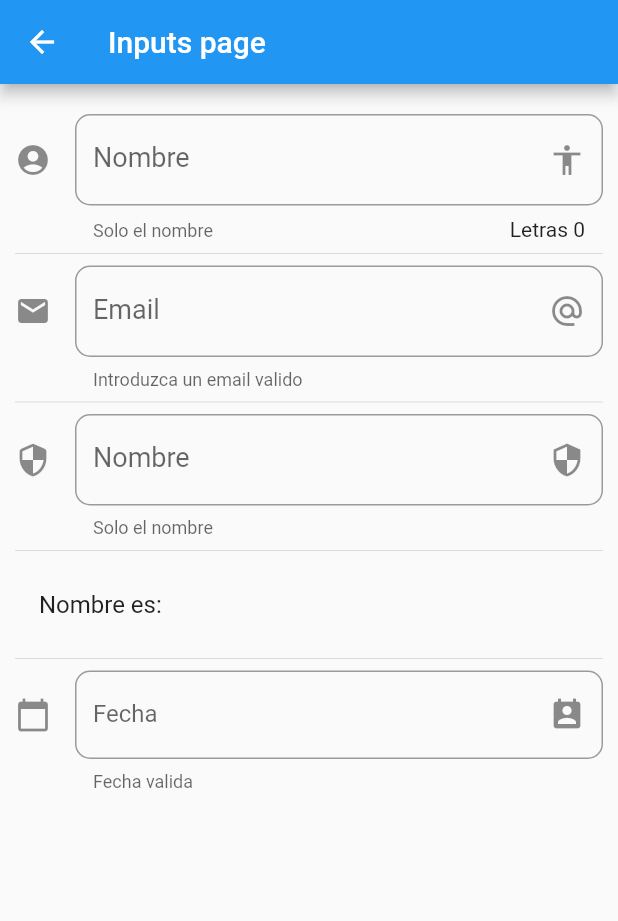
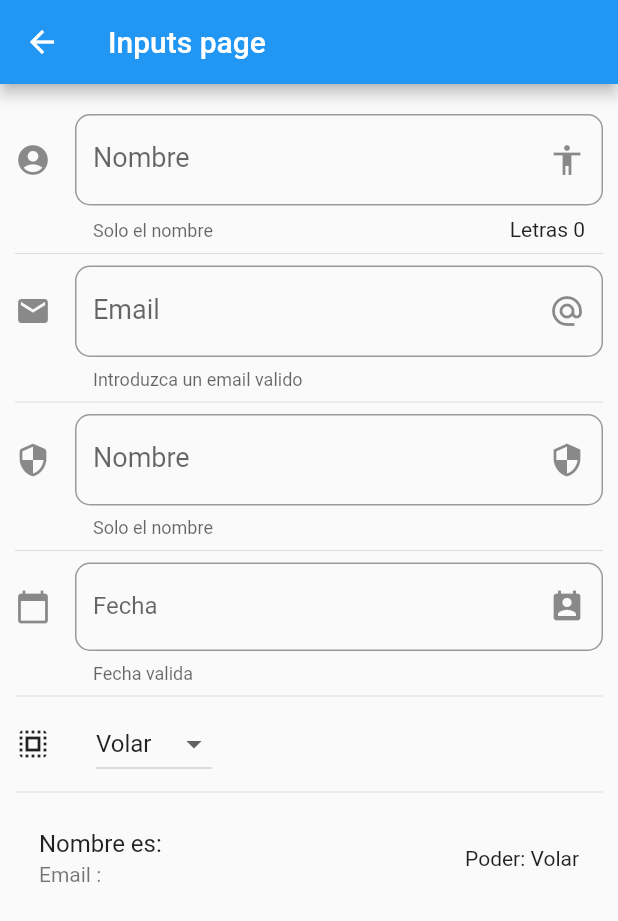
Before and after one commit to alemrn/FlutterApplications, a Flutter app: the InputPage screen opened by its route, on a phone screen of 412 x 824 dp. Shown: the top 921 px of the screen. Run offline on Flutter 3.47's test engine with Material 2 defaults, Android fonts, the phone set to English and light mode, and no system bars.

Commit message:
Cambios en Inpupt_page.dart y añadido de slider

```diff
--- a/app2samples/app2samples/data/menu_opts.json
+++ b/app2samples/app2samples/data/menu_opts.json
@@ -25,6 +25,11 @@
             "ruta" : "inputs",
             "icon" : "input",
             "texto": "Inputs"
+        },
+        {
+            "ruta" : "slider",
+            "icon" : "list",
+            "texto": "Slider"
         }
     ]
 }
--- a/app2samples/app2samples/lib/src/Pages/inpupt_page.dart
+++ b/app2samples/app2samples/lib/src/Pages/inpupt_page.dart
@@ -14,6 +14,9 @@ class _InputPageState extends State<InputPage> {
   String _password = '';
 
   String _fecha = '';
+  String _selectedOption = 'Volar';
+
+  List<String> _poderes = ['Volar', 'RayosX', 'Aliento', 'Fuerza'];
 
   TextEditingController _inputfiledDateController = new TextEditingController();
 
@@ -30,9 +33,11 @@ class _InputPageState extends State<InputPage> {
           Divider(),
           _crearPassword(),
           Divider(),
+          _crearFecha(context),
+          Divider(),
+          _crearDropDown(),
+          Divider(),
           _crearPersona(),
-          Divider(),
-          _crearFecha(context),
         ],
       ),
     );
@@ -65,7 +70,11 @@ class _InputPageState extends State<InputPage> {
   }
 
   Widget _crearPersona() {
-    return ListTile(title: Text('Nombre es: $_nombre'));
+    return ListTile(
+      title: Text('Nombre es: $_nombre'),
+      subtitle: Text('Email : $_email'),
+      trailing: Text('Poder: $_selectedOption'),
+    );
   }
 
   Widget _crearEmail() {
@@ -144,11 +153,11 @@ class _InputPageState extends State<InputPage> {
 
   void _selectDate(BuildContext context) async {
     DateTime picked = await showDatePicker(
-        context: context,
-        initialDate: new DateTime.now(),
-        firstDate: new DateTime(1990),
-        lastDate: new DateTime.now(),
-        locale: Locale('es', 'ES'));
+      context: context,
+      initialDate: new DateTime.now(),
+      firstDate: new DateTime(1990),
+      lastDate: new DateTime.now(),
+    );
 
     if (picked != null) {
       setState(() {
@@ -157,4 +166,36 @@ class _InputPageState extends State<InputPage> {
       });
     }
   }
+
+  List<DropdownMenuItem<String>> getOpcionesDropDrown() {
+    List<DropdownMenuItem<String>> lista = new List();
+
+    _poderes.forEach((poder) {
+      lista.add(DropdownMenuItem(
+        child: Text(poder),
+        value: poder,
+      ));
+    });
+    return lista;
+  }
+
+  Widget _crearDropDown() {
+    return Row(
+      children: [
+        Icon(Icons.select_all),
+        SizedBox(
+          width: 30.0,
+        ),
+        DropdownButton(
+            value: _selectedOption,
+            items: getOpcionesDropDrown(),
+            onChanged: (opt) {
+              print(opt);
+              setState(() {
+                _selectedOption = opt;
+              });
+            }),
+      ],
+    );
+  }
 }
--- a/app2samples/app2samples/lib/src/routes/routes.dart
+++ b/app2samples/app2samples/lib/src/routes/routes.dart
@@ -1,6 +1,7 @@
 import 'package:app2samples/src/Pages/animated_contained.dart';
 import 'package:app2samples/src/Pages/card_page.dart';
 import 'package:app2samples/src/Pages/inpupt_page.dart';
+import 'package:app2samples/src/Pages/slider_page.dart';
 import 'package:flutter/material.dart';
 
 import 'package:app2samples/src/Pages/HomePage.dart';
@@ -15,5 +16,6 @@ Map<String, WidgetBuilder> getApplicationRoutes() {
     'card': (BuildContext context) => CardPage(),
     'animatedContainer': (BuildContext) => AnimatedContaierPage(),
     'inputs': (BuildContext) => InputPage(),
+    'slider': (BuildContext) => SliderPage(),
   };
 }
--- a/app2samples/app2samples/lib/src/utils/icon_string_util.dart
+++ b/app2samples/app2samples/lib/src/utils/icon_string_util.dart
@@ -5,7 +5,8 @@ final _icons = <String, IconData>{
   'accessibility': Icons.accessibility,
   'folder_open': Icons.folder_open,
   'donut_large': Icons.donut_large,
-  'input': Icons.input
+  'input': Icons.input,
+  'list': Icons.list,
 };
 
 Icon getIcon(String iconName) {
```
Also changed, not shown: app2samples/app2samples/lib/src/Pages/slider_page.dart (added, +22 -0 lines).
